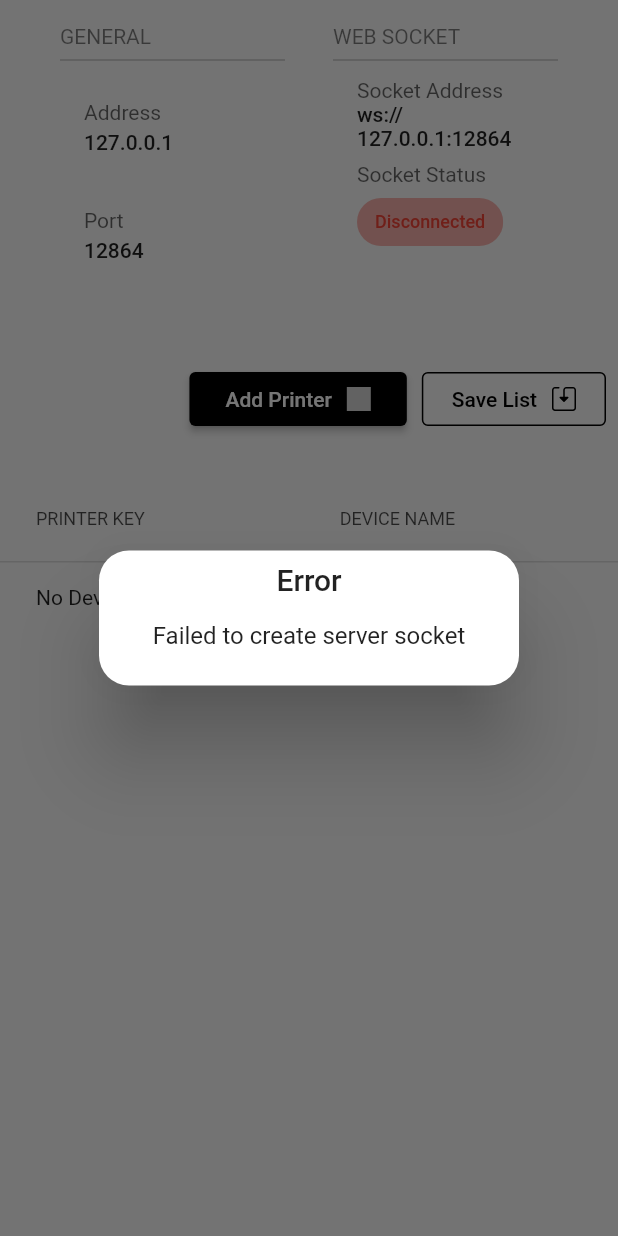
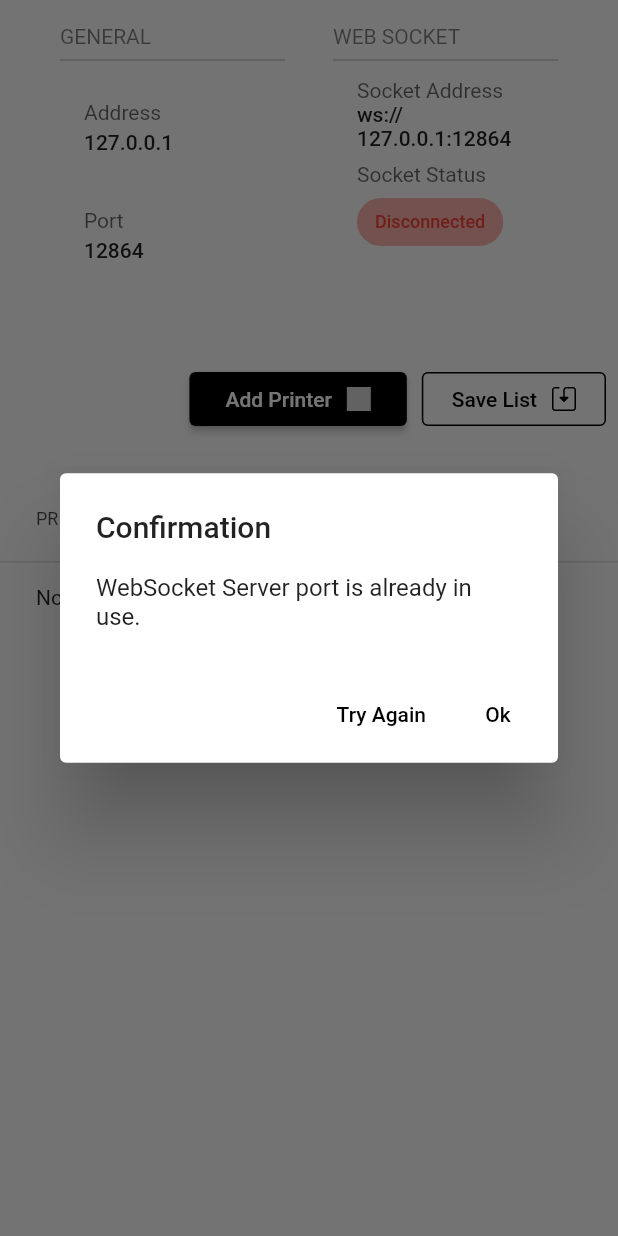
Before and after one commit to heshanm27/flutter_pos_print, a Flutter app: the screen it shows after launch, on a phone screen of 412 x 824 dp. Run offline on Flutter 3.47's test engine with Material 2 defaults, Android fonts, the light colour scheme and no system bars; our stand-ins replace flutter_dotenv, flutter_spinkit, flutter_svg, get, permission_handler, shared_preferences; missing offline and left inert: bitsdojo_window, flutter_pos_printer_platform, flutter_window_close, system_tray.

Commit message:
Add constant for the app

```diff
--- a/lib/main.dart
+++ b/lib/main.dart
@@ -5,6 +5,7 @@ import 'package:flutter/services.dart';
 import 'package:flutter_dotenv/flutter_dotenv.dart';
 import 'package:flutter_print/src/controller/print_controller.dart';
 import 'package:flutter_print/src/controller/websocket_controller.dart';
+import 'package:flutter_print/src/misc/app_constants.dart';
 import 'package:flutter_print/src/routes/routes.dart';
 import 'package:flutter_window_close/flutter_window_close.dart';
 import 'package:get/get.dart';
@@ -33,7 +34,7 @@ void main() async {
       win.maxSize = initialSize;
       win.size = initialSize;
       win.alignment = Alignment.center;
-      win.title = "CINESync Printer Manager";
+      win.title = AppConstant.appName;
       win.show();
     });
   }
@@ -79,8 +80,8 @@ class _MyAppState extends State<MyApp> {
 
     // We first init the systray menu
     await systemTray.initSystemTray(
-      title: "CINESync Printer Manager",
-      toolTip: "CINESync Printer Manager",
+      title: AppConstant.appName,
+      toolTip: AppConstant.appName,
       iconPath: path,
     );
     // Modified method to handle application exit
@@ -137,7 +138,7 @@ class _MyAppState extends State<MyApp> {
     );
     return GetMaterialApp(
       debugShowCheckedModeBanner: false,
-      title: 'CINESync Printer Manager',
+      title: AppConstant.appName,
       theme: ThemeData(
         primarySwatch: customSwatch,
       ),
--- a/lib/src/HomeScreen.dart
+++ b/lib/src/HomeScreen.dart
@@ -1,6 +1,4 @@
 import 'dart:io';
-
-import 'package:bitsdojo_window/bitsdojo_window.dart';
 import 'package:flutter/material.dart';
 import 'package:flutter/services.dart';
 import 'package:flutter_print/src/components/custom_button.dart';
@@ -10,9 +8,7 @@ import 'package:flutter_spinkit/flutter_spinkit.dart';
 import 'package:get/get.dart';
 import 'components/custom_chip.dart';
 import 'components/drop_down_btn.dart';
-import 'components/printerDialog.dart';
 import 'components/window_top_action_bar.dart';
-import 'components/windows_buttons.dart';
 import 'controller/websocket_controller.dart';
 import 'model/Info_model.dart';
 
--- a/lib/src/components/window_top_action_bar.dart
+++ b/lib/src/components/window_top_action_bar.dart
@@ -1,7 +1,7 @@
 import 'package:bitsdojo_window/bitsdojo_window.dart';
 import 'package:flutter/material.dart';
 import 'package:flutter_print/src/components/windows_buttons.dart';
-
+import '../misc/app_constants.dart';
 import 'image_loader.dart';
 
 class WindowsTopActionBar extends StatelessWidget {
@@ -22,7 +22,7 @@ class WindowsTopActionBar extends StatelessWidget {
                       children: [
                         const ImageLoader(url: "assets/winIcon.png",width: 20,height: 20),
                         const SizedBox(width: 10,),
-                        Text("CineSync Printer Manager",style: Theme.of(context).textTheme.labelMedium?.copyWith(
+                        Text(AppConstant.appName,style: Theme.of(context).textTheme.labelMedium?.copyWith(
                           color: Colors.white,
                         ),textAlign: TextAlign.left,),
                       ],
--- /dev/null
+++ b/lib/src/misc/app_constants.dart
@@ -0,0 +1,10 @@
+class AppConstant{
+  static const appName = "CINEsync";
+  static const webSocketAlertMessage = "WebSocket Server port is already in use.";
+  static const alertTitle = "Confirmation";
+  static const webSocketAlertAction = "Try Again";
+  static const webSocketAlertAction2 = "Ok";
+  static const configDeleteAlert = "Are you sure you want to delete this config?";
+
+
+}
```
Also changed, not shown: lib/src/controller/websocket_controller.dart (+24 -58 lines), pubspec.yaml (+4 -4 lines).
